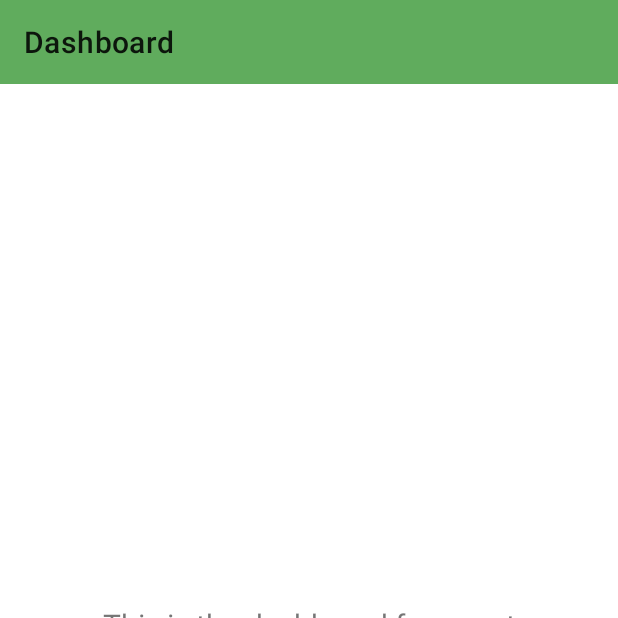
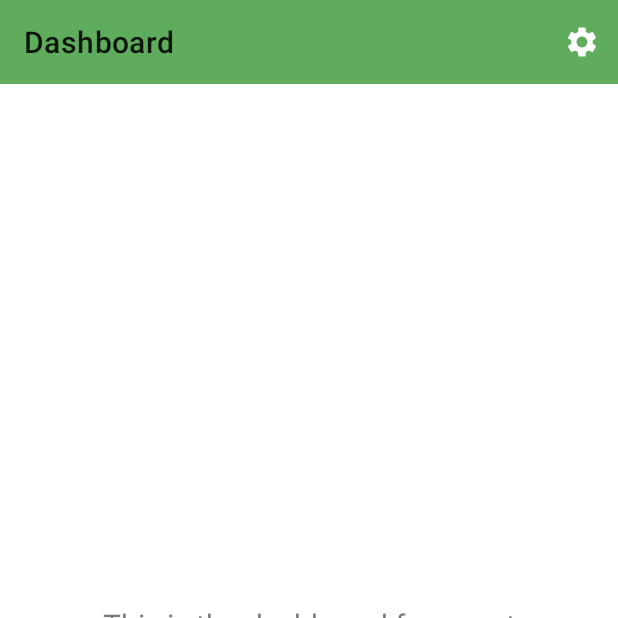
Before and after one commit to Dominik277/SRD-Slavonac-Jaksic, an Android app: the screen it shows after launch (DashboardActivity), on a phone screen of 412 x 824 dp, the top half of it. Run offline under Robolectric (Android 15) with nearby library versions, the phone set to English and light mode, and no system bars; our stand-ins replace navigation-ui.

Commit message:
Implementirano da DashboardFragment.kt ima options menu.

```diff
--- a/app/src/main/java/hr/ui/activities/DashboardActivity.kt
+++ b/app/src/main/java/hr/ui/activities/DashboardActivity.kt
@@ -1,6 +1,7 @@
 package hr.ui.activities
 
 import android.os.Bundle
+import androidx.core.content.ContextCompat
 import com.google.android.material.bottomnavigation.BottomNavigationView
 import androidx.navigation.findNavController
 import androidx.navigation.ui.AppBarConfiguration
--- a/app/src/main/java/hr/ui/fragments/DashboardFragment.kt
+++ b/app/src/main/java/hr/ui/fragments/DashboardFragment.kt
@@ -1,20 +1,22 @@
 package hr.ui.fragments
 
+import android.content.Intent
 import android.os.Bundle
-import android.view.LayoutInflater
-import android.view.View
-import android.view.ViewGroup
+import android.view.*
 import android.widget.TextView
 import androidx.fragment.app.Fragment
+import hr.dominik.ribolovnodrustvojaksic.R
 import hr.dominik.ribolovnodrustvojaksic.databinding.FragmentDashboardBinding
 
 class DashboardFragment : Fragment() {
 
     private var _binding: FragmentDashboardBinding? = null
+    private val binding get() = _binding!!
 
-    // This property is only valid between onCreateView and
-    // onDestroyView.
-    private val binding get() = _binding!!
+    override fun onCreate(savedInstanceState: Bundle?) {
+        super.onCreate(savedInstanceState)
+        setHasOptionsMenu(true)
+    }
 
     override fun onCreateView(
         inflater: LayoutInflater,
@@ -30,6 +32,22 @@ class DashboardFragment : Fragment() {
         return root
     }
 
+    override fun onCreateOptionsMenu(menu: Menu, inflater: MenuInflater) {
+        inflater.inflate(R.menu.dashboard_menu,menu)
+        super.onCreateOptionsMenu(menu, inflater)
+
+    }
+
+    override fun onOptionsItemSelected(item: MenuItem): Boolean {
+        when(item.itemId){
+            R.id.action_settings -> {
+                startActivity(Intent(activity, SettingsActivity::class.java))
+                return true
+            }
+        }
+        return super.onOptionsItemSelected(item)
+    }
+
     override fun onDestroyView() {
         super.onDestroyView()
         _binding = null
--- /dev/null
+++ b/app/src/main/res/drawable/ic_settings.xml
@@ -0,0 +1,5 @@
+<vector android:height="24dp" android:tint="#FFFFFF"
+    android:viewportHeight="24" android:viewportWidth="24"
+    android:width="24dp" xmlns:android="http://schemas.android.com/apk/res/android">
+    <path android:fillColor="@android:color/white" android:pathData="M19.14,12.94c0.04,-0.3 0.06,-0.61 0.06,-0.94c0,-0.32 -0.02,-0.64 -0.07,-0.94l2.03,-1.58c0.18,-0.14 0.23,-0.41 0.12,-0.61l-1.92,-3.32c-0.12,-0.22 -0.37,-0.29 -0.59,-0.22l-2.39,0.96c-0.5,-0.38 -1.03,-0.7 -1.62,-0.94L14.4,2.81c-0.04,-0.24 -0.24,-0.41 -0.48,-0.41h-3.84c-0.24,0 -0.43,0.17 -0.47,0.41L9.25,5.35C8.66,5.59 8.12,5.92 7.63,6.29L5.24,5.33c-0.22,-0.08 -0.47,0 -0.59,0.22L2.74,8.87C2.62,9.08 2.66,9.34 2.86,9.48l2.03,1.58C4.84,11.36 4.8,11.69 4.8,12s0.02,0.64 0.07,0.94l-2.03,1.58c-0.18,0.14 -0.23,0.41 -0.12,0.61l1.92,3.32c0.12,0.22 0.37,0.29 0.59,0.22l2.39,-0.96c0.5,0.38 1.03,0.7 1.62,0.94l0.36,2.54c0.05,0.24 0.24,0.41 0.48,0.41h3.84c0.24,0 0.44,-0.17 0.47,-0.41l0.36,-2.54c0.59,-0.24 1.13,-0.56 1.62,-0.94l2.39,0.96c0.22,0.08 0.47,0 0.59,-0.22l1.92,-3.32c0.12,-0.22 0.07,-0.47 -0.12,-0.61L19.14,12.94zM12,15.6c-1.98,0 -3.6,-1.62 -3.6,-3.6s1.62,-3.6 3.6,-3.6s3.6,1.62 3.6,3.6S13.98,15.6 12,15.6z"/>
+</vector>
--- /dev/null
+++ b/app/src/main/res/menu/dashboard_menu.xml
@@ -0,0 +1,10 @@
+<?xml version="1.0" encoding="utf-8"?>
+<menu xmlns:android="http://schemas.android.com/apk/res/android"
+    xmlns:app="http://schemas.android.com/apk/res-auto">
+
+    <item android:id="@+id/action_settings"
+        android:icon="@drawable/ic_settings"
+        android:title="@string/action_settings"
+        app:showAsAction="always"/>
+
+</menu>
--- a/app/src/main/res/values/strings.xml
+++ b/app/src/main/res/values/strings.xml
@@ -54,4 +54,5 @@
     <string name="please_click_back_again_to_exit">Please click back again to exit.</string>
     <string name="title_orders">Orders</string>
     <string name="title_products">Products</string>
+    <string name="action_settings">Settings</string>
 </resources>
```
